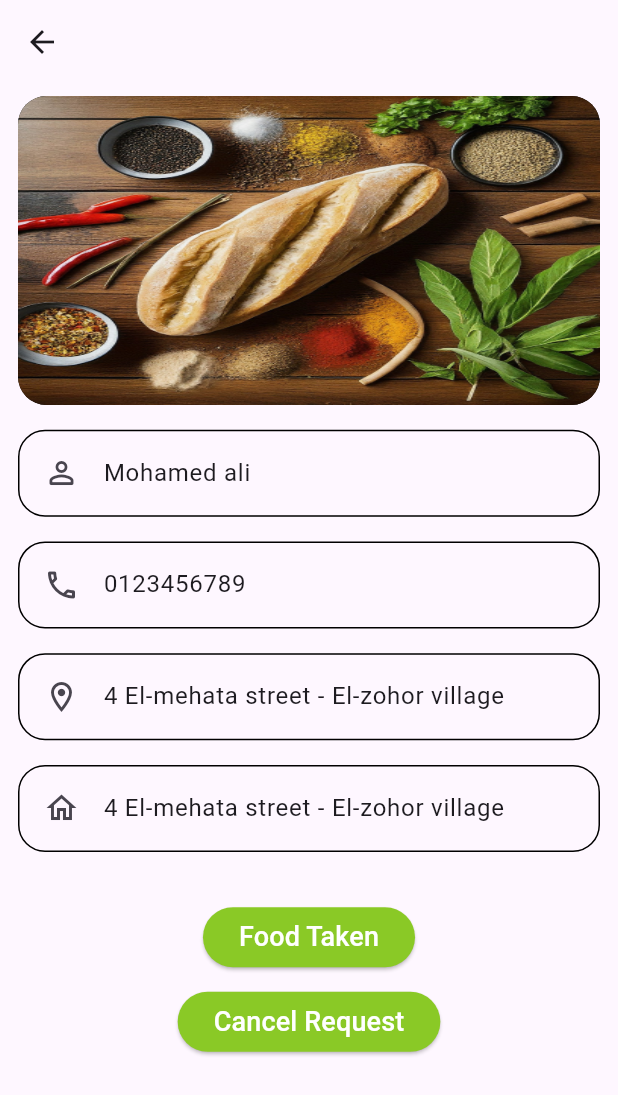
After one commit to moaliahmed/at3am, a Flutter app: the FoodTaken screen opened directly, on a phone screen of 412 x 824 dp. The commit adds this screen. Shown: the top 1095 px of the screen. Run offline on Flutter 3.47's test engine with Material 3 defaults, Android fonts, the phone set to English and light mode, and no system bars; our stand-ins replace bloc, firebase_auth, firebase_core, flutter_bloc, geolocator, image_picker; missing offline and left inert: image_picker_platform_interface; accounts and stored records are empty.

Commit message:
finish add food taken screen

```diff
--- a/lib/core/assets_manager.dart
+++ b/lib/core/assets_manager.dart
@@ -15,6 +15,7 @@ class ImageAssets {
    static const String hotPotIcon = '$imagePath/hot-pot1.png';
    static const String sodaIcon = '$imagePath/soda1.png';
    static const String vectorIcon = '$imagePath/vector1.png';
+   static const String foodBackground = '$imagePath/foodBackground.jpeg';
 
 
 }
--- a/lib/core/string_manager.dart
+++ b/lib/core/string_manager.dart
@@ -16,5 +16,7 @@ class AppString {
   static const doNotHaveAnAccount= 'Don’t have an account?';
   static const ok= 'OK';
   static const profileName= 'mohamed ali';
+  static const cancelRequest= 'Cancel Request';
+  static const foodTaken= 'Food Taken';
 
 }
--- /dev/null
+++ b/lib/home/page/food_taken.dart
@@ -0,0 +1,106 @@
+import 'package:at3am/core/assets_manager.dart';
+import 'package:flutter/material.dart';
+
+import '../../core/color_manger.dart';
+import '../../core/string_manager.dart';
+class FoodTaken extends StatelessWidget {
+  const FoodTaken({super.key});
+
+  @override
+  Widget build(BuildContext context) {
+    double myHeight= MediaQuery.of(context).size.height ;
+    double myWidth=  MediaQuery.of(context).size.width;
+    return Scaffold(
+      appBar: AppBar(),
+      body: Padding(
+        padding: const EdgeInsets.symmetric(horizontal: 12.0,vertical: 8),
+        child: Column(
+          children: [
+            Container(
+                decoration: BoxDecoration(
+                  image: DecorationImage(image: AssetImage(ImageAssets.foodBackground),fit: BoxFit.fill),
+                  borderRadius: BorderRadius.circular(19),
+                  color: Colors.black
+                ),
+                height: myHeight*.25,
+                width: myWidth,
+
+            ),
+            SizedBox(height: myHeight*.01),
+            Container(
+              margin: EdgeInsets.symmetric(vertical:  myHeight*.01),
+
+              width: myWidth,
+              decoration: BoxDecoration(
+                borderRadius: BorderRadius.circular(18),
+                border: Border.all()
+              ),child: ListTile(
+              leading: Icon(Icons.person_outline_rounded),
+              title: Text('Mohamed ali'),
+            ),
+            ),
+            Container(
+              margin: EdgeInsets.symmetric(vertical:  myHeight*.01),
+
+              width: myWidth,
+              decoration: BoxDecoration(
+                borderRadius: BorderRadius.circular(18),
+                border: Border.all()
+              ),child: ListTile(
+              leading: Icon(Icons.phone_outlined),
+              title: Text('0123456789'),
+            ),
+            ),
+            Container(
+              margin: EdgeInsets.symmetric(vertical:  myHeight*.01),
+
+              width: myWidth,
+              decoration: BoxDecoration(
+                borderRadius: BorderRadius.circular(18),
+                border: Border.all()
+              ),child: ListTile(
+              leading: Icon(Icons.location_on_outlined),
+              title: Text('4 El-mehata street - El-zohor village'),
+            ),
+            ),
+            Container(
+              margin: EdgeInsets.symmetric(vertical:  myHeight*.01),
+
+              width: myWidth,
+              decoration: BoxDecoration(
+                borderRadius: BorderRadius.circular(18),
+                border: Border.all()
+              ),child: ListTile(
+              leading: Icon(Icons.home_outlined),
+              title: Text('4 El-mehata street - El-zohor village'),
+            ),
+            ),
+            SizedBox(height: myHeight*.03),
+            ElevatedButton(
+              onPressed: () {},
+              style: ButtonStyle(
+                  backgroundColor:
+                  MaterialStateProperty.all(ColorManager.primary)),
+              child: Text(
+                AppString.foodTaken,
+                style: TextStyle(fontSize: 18, color: ColorManager.white),
+              ),
+            ),
+            SizedBox(height: myHeight*.01),
+            ElevatedButton(
+              onPressed: () {},
+              style: ButtonStyle(
+                  backgroundColor:
+                  MaterialStateProperty.all(ColorManager.primary)),
+              child: Text(
+                AppString.cancelRequest,
+                style: TextStyle(fontSize: 18, color: ColorManager.white),
+              ),
+            ),
+
+          ],
+        ),
+      ),
+    );
+  }
+}
--- a/lib/home/page/home_layout.dart
+++ b/lib/home/page/home_layout.dart
@@ -19,9 +19,11 @@ class HomeLayout extends StatelessWidget {
       builder: (context, state) {
         var cubit = AppCubit.get(context);
         return Scaffold(
-          extendBodyBehindAppBar: true,
+
           appBar: AppBar(
-            backgroundColor: Colors.transparent,
+            backgroundColor: cubit.currentScreen == 0
+                ? ColorManager.white
+                : ColorManager.primary,
             iconTheme: IconThemeData(
                 color: cubit.currentScreen == 0
                     ? ColorManager.black
--- a/lib/home/page/profile_screen.dart
+++ b/lib/home/page/profile_screen.dart
@@ -58,6 +58,7 @@ class ProfileScreen extends StatelessWidget {
                   ),
                 ),
                 Container(
+                  margin: EdgeInsets.only(top: 8),
                   padding: EdgeInsets.all(10),
                   height: myHeight * .6,
                   decoration: BoxDecoration(
--- a/lib/src/app_root.dart
+++ b/lib/src/app_root.dart
@@ -5,6 +5,7 @@ import 'package:flutter_bloc/flutter_bloc.dart';
 
 import '../authentication/page/signup_screen.dart';
 import '../authentication/page/splash_screen.dart';
+import '../home/page/food_taken.dart';
 
 class AppRoot extends StatelessWidget {
   const AppRoot({super.key});
```
Also changed, not shown: assets/image/foodBackground.jpeg (renamed from assets/image/food_background.jpeg).
